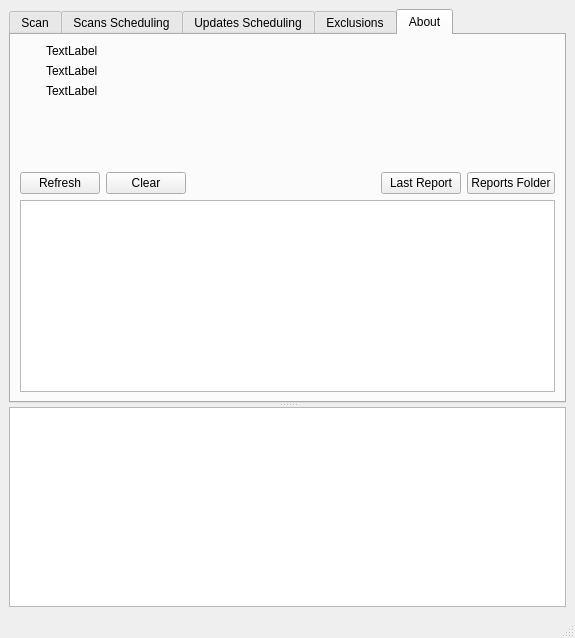
Old version of the form MainWindow.ui in the repository jplozf/calamity.
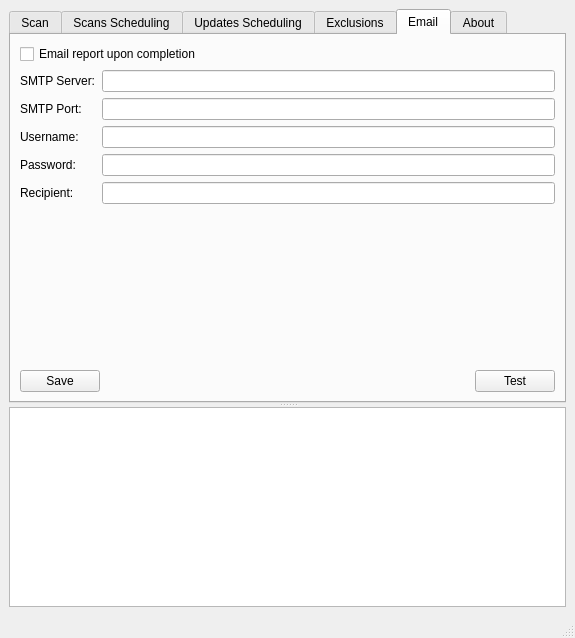
New version of the form. Icons and pictures are not drawn. Custom widgets are drawn as their Qt base class.

Commit message: feat: Implement and finalize email test functionality

```diff
--- a/MainWindow.ui
+++ b/MainWindow.ui
@@ -496,6 +496,126 @@
          </item>
         </layout>
        </widget>
+       <widget class="QWidget" name="tabEmail">
+        <attribute name="title">
+         <string>Email</string>
+        </attribute>
+        <layout class="QGridLayout" name="gridLayout_7">
+         <item row="0" column="0">
+          <layout class="QVBoxLayout" name="verticalLayout_8">
+           <item>
+            <widget class="QCheckBox" name="emailReportCheckBox">
+             <property name="text">
+              <string>Email report upon completion</string>
+             </property>
+            </widget>
+           </item>
+           <item>
+            <layout class="QFormLayout" name="formLayout">
+             <item row="0" column="0">
+              <widget class="QLabel" name="label_2">
+               <property name="text">
+                <string>SMTP Server:</string>
+               </property>
+              </widget>
+             </item>
+             <item row="0" column="1">
+              <widget class="QLineEdit" name="smtpServerLineEdit"/>
+             </item>
+             <item row="1" column="0">
+              <widget class="QLabel" name="label_3">
+               <property name="text">
+                <string>SMTP Port:</string>
+               </property>
+              </widget>
+             </item>
+             <item row="1" column="1">
+              <widget class="QLineEdit" name="smtpPortLineEdit"/>
+             </item>
+             <item row="2" column="0">
+              <widget class="QLabel" name="label_4">
+               <property name="text">
+                <string>Username:</string>
+               </property>
+              </widget>
+             </item>
+             <item row="2" column="1">
+              <widget class="QLineEdit" name="smtpUsernameLineEdit"/>
+             </item>
+             <item row="3" column="0">
+              <widget class="QLabel" name="label_5">
+               <property name="text">
+                <string>Password:</string>
+               </property>
+              </widget>
+             </item>
+             <item row="3" column="1">
+              <widget class="QLineEdit" name="smtpPasswordLineEdit">
+               <property name="echoMode">
+                <enum>QLineEdit::Password</enum>
+               </property>
+              </widget>
+             </item>
+             <item row="4" column="0">
+              <widget class="QLabel" name="label_6">
+               <property name="text">
+                <string>Recipient:</string>
+               </property>
+              </widget>
+             </item>
+             <item row="4" column="1">
+              <widget class="QLineEdit" name="recipientLineEdit"/>
+             </item>
+            </layout>
+           </item>
+           <item>
+            <spacer name="verticalSpacer_6">
+             <property name="orientation">
+              <enum>Qt::Vertical</enum>
+             </property>
+             <property name="sizeHint" stdset="0">
+              <size>
+               <width>20</width>
+               <height>40</height>
+              </size>
+             </property>
+            </spacer>
+           </item>
+           <item>
+            <layout class="QHBoxLayout" name="horizontalLayout_18">
+             <item>
+              <widget class="QPushButton" name="saveEmailSettingsButton">
+               <property name="text">
+                <string>Save</string>
+               </property>
+              </widget>
+             </item>
+             <item>
+              <spacer name="horizontalSpacer_9">
+               <property name="orientation">
+                <enum>Qt::Horizontal</enum>
+               </property>
+               <property name="sizeHint" stdset="0">
+                <size>
+                 <width>40</width>
+                 <height>20</height>
+                </size>
+               </property>
+              </spacer>
+             </item>
+             <item>
+              <widget class="QPushButton" name="testEmailButton">
+               <property name="text">
+                <string>Test</string>
+               </property>
+              </widget>
+             </item>
+            </layout>
+           </item>
+          </layout>
+         </item>
+        </layout>
+       </widget>
        <widget class="QWidget" name="tabAbout">
         <attribute name="title">
          <string>About</string>
```
The commit also changes 3 other files.
